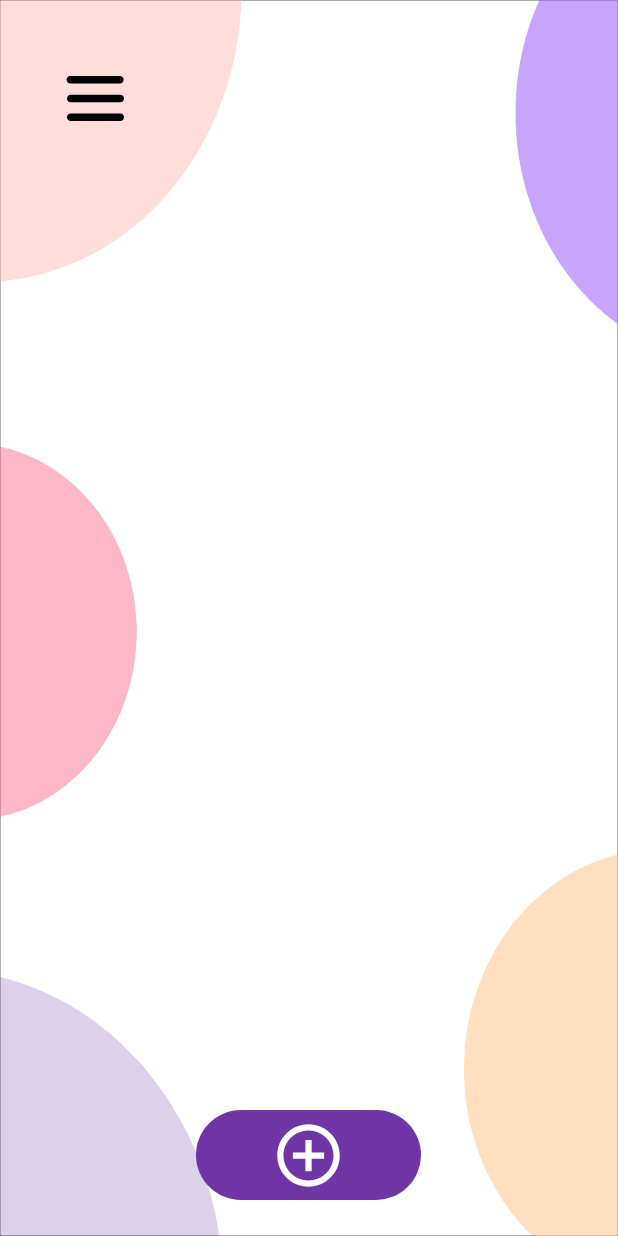
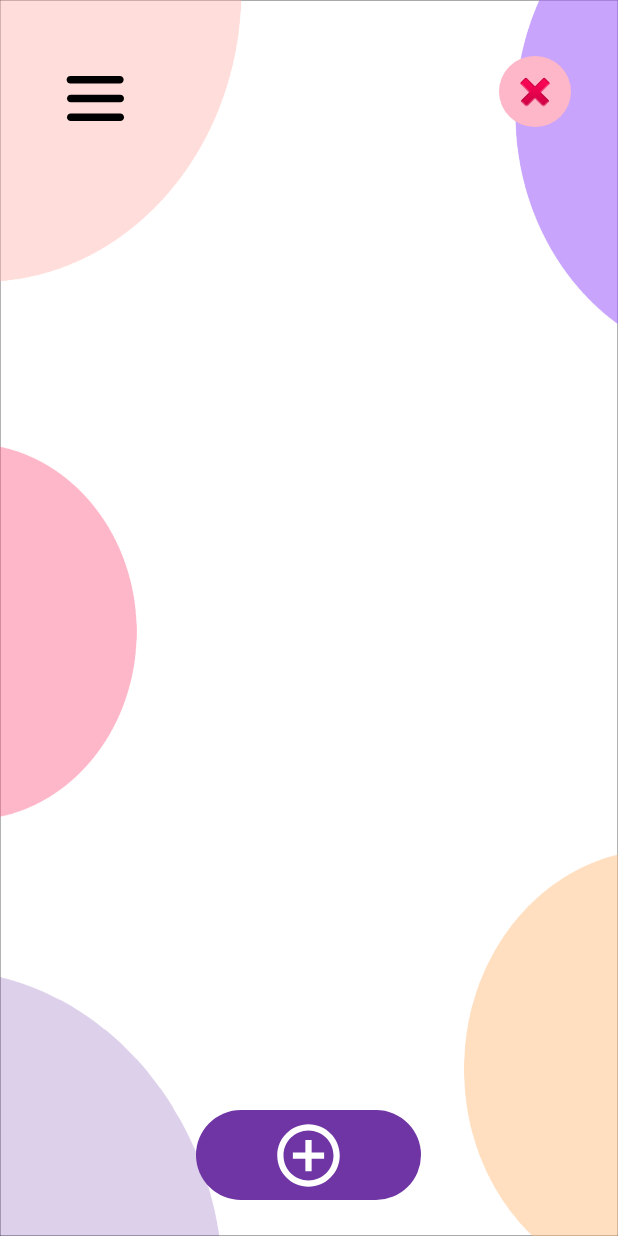
Before and after one commit to matiasalt/BrainList33, an Android app: the Lists screen opened directly, with no data from a screen before it, on a phone screen of 412 x 824 dp. Run offline under Robolectric (Android 15) with nearby library versions, the phone set to English and light mode, and no system bars; our stand-ins replace Firebase (no records; nobody signed in at launch, a user with empty details on screens opened directly); 1 statement that could not run was skipped.

Commit message:
7/5/24 Registro

```diff
--- a/app/src/main/java/com/matiasd/brainlist3/DBLists.kt
+++ b/app/src/main/java/com/matiasd/brainlist3/DBLists.kt
@@ -27,6 +27,13 @@ class DBLists(context: Context) : SQLiteOpenHelper(context, DATABASE_NAME, null,
     override fun onUpgrade(db: SQLiteDatabase?, oldVersion: Int, newVersion: Int) {
 
     }
+    //ELIMINAR BASE DE DATOS
+    fun deleteListFromSQLite(userId: String, nombreLista: String): Boolean {
+        val db = this.writableDatabase
+        val whereClause = "userId=? AND listName=?"
+        val whereArgs = arrayOf(userId, nombreLista)
+        return db.delete("lists_table", whereClause, whereArgs) > 0
+    }
     @SuppressLint("Range")
     fun getDataFromSQLite(userId: String, nameList: String): List<Pair<String, String>> {
         val dataList = mutableListOf<Pair<String, String>>()
--- a/app/src/main/java/com/matiasd/brainlist3/Lists.kt
+++ b/app/src/main/java/com/matiasd/brainlist3/Lists.kt
@@ -41,6 +41,7 @@ class Lists : AppCompatActivity(), NavigationView.OnNavigationItemSelectedListen
             insets
         }
 
+
         //
         //Menu despegable
         //
@@ -57,7 +58,7 @@ class Lists : AppCompatActivity(), NavigationView.OnNavigationItemSelectedListen
         toggle.syncState()
         navView.setNavigationItemSelectedListener(this)
         toolBar.setNavigationIcon(R.drawable.menu_icon)
-        getSupportActionBar()?.setDisplayShowTitleEnabled(false)
+        supportActionBar?.setDisplayShowTitleEnabled(false)
 
         //Items Lista
 
@@ -115,6 +116,7 @@ class Lists : AppCompatActivity(), NavigationView.OnNavigationItemSelectedListen
             )
             textView.layoutParams = weightParams
 
+
             // Agregar CheckBox y TextView al diseño horizontal
             horizontalLayout.addView(checkBox)
             horizontalLayout.addView(textView)
@@ -132,6 +134,8 @@ class Lists : AppCompatActivity(), NavigationView.OnNavigationItemSelectedListen
         }
         //background
         findViewById<View>(android.R.id.content).setBackgroundResource(R.drawable.listas)
+
+
     }
 
     @Deprecated("Deprecated in Java")
--- /dev/null
+++ b/app/src/main/res/drawable/button_delete.xml
@@ -0,0 +1,6 @@
+<?xml version="1.0" encoding="utf-8"?>
+<shape xmlns:android="http://schemas.android.com/apk/res/android">
+    <corners android:radius="1000dp"/>
+    <solid android:color="#feb6c9"/>
+
+</shape>
--- a/app/src/main/res/layout/activity_lists.xml
+++ b/app/src/main/res/layout/activity_lists.xml
@@ -17,6 +17,7 @@
         android:background="@color/purple_200"
         app:headerLayout="@layout/header"
         app:menu="@menu/menu_lateral" />
+
 
     <androidx.constraintlayout.widget.ConstraintLayout
         android:id="@+id/main_constraint"
@@ -40,13 +41,13 @@
             android:id="@+id/tVTitle"
             android:layout_width="wrap_content"
             android:layout_height="wrap_content"
+            android:layout_marginStart="114dp"
+
             android:fontFamily="@font/poppins_extrabold"
             android:text="@string/brainlist"
+            android:textColor="@color/black"
             android:textSize="40sp"
-        android:textColor="@color/black"
-
             app:layout_constraintBottom_toBottomOf="parent"
-        app:layout_constraintEnd_toEndOf="parent"
             app:layout_constraintStart_toStartOf="parent"
             app:layout_constraintTop_toTopOf="parent"
             app:layout_constraintVertical_bias="0.045" />
@@ -67,7 +68,9 @@
                 android:id="@+id/lLItems"
                 android:layout_width="match_parent"
                 android:layout_height="wrap_content"
-            android:orientation="vertical" />
+                android:orientation="vertical">
+
+            </LinearLayout>
 
         </ScrollView>
 
@@ -87,6 +90,21 @@
             app:layout_constraintTop_toBottomOf="@+id/tVTitle"
             app:layout_constraintVertical_bias="1.0" />
 
+        <ImageButton
+            android:id="@+id/imageButton5"
+            android:layout_width="48dp"
+            android:layout_height="47dp"
+
+            android:background="@drawable/button_delete"
+            app:layout_constraintBottom_toBottomOf="parent"
+            app:layout_constraintEnd_toEndOf="parent"
+            app:layout_constraintHorizontal_bias="0.914"
+            app:layout_constraintStart_toStartOf="parent"
+            app:layout_constraintTop_toTopOf="parent"
+            app:layout_constraintVertical_bias="0.048"
+            app:srcCompat="@android:drawable/ic_delete" />
+
+
     </androidx.constraintlayout.widget.ConstraintLayout>
 
 </androidx.drawerlayout.widget.DrawerLayout>
--- a/app/src/main/res/values/strings.xml
+++ b/app/src/main/res/values/strings.xml
@@ -32,4 +32,5 @@
     <string name="navigation_drawer_open">Open Navigation Drawer</string>
     <string name="navigation_drawer_close">Close Navigation Drawer</string>
     <string name="perfil">Perfil</string>
+    <string name="borrar" />
 </resources>
```
Lines whose indentation alone changed are shown as unchanged.
